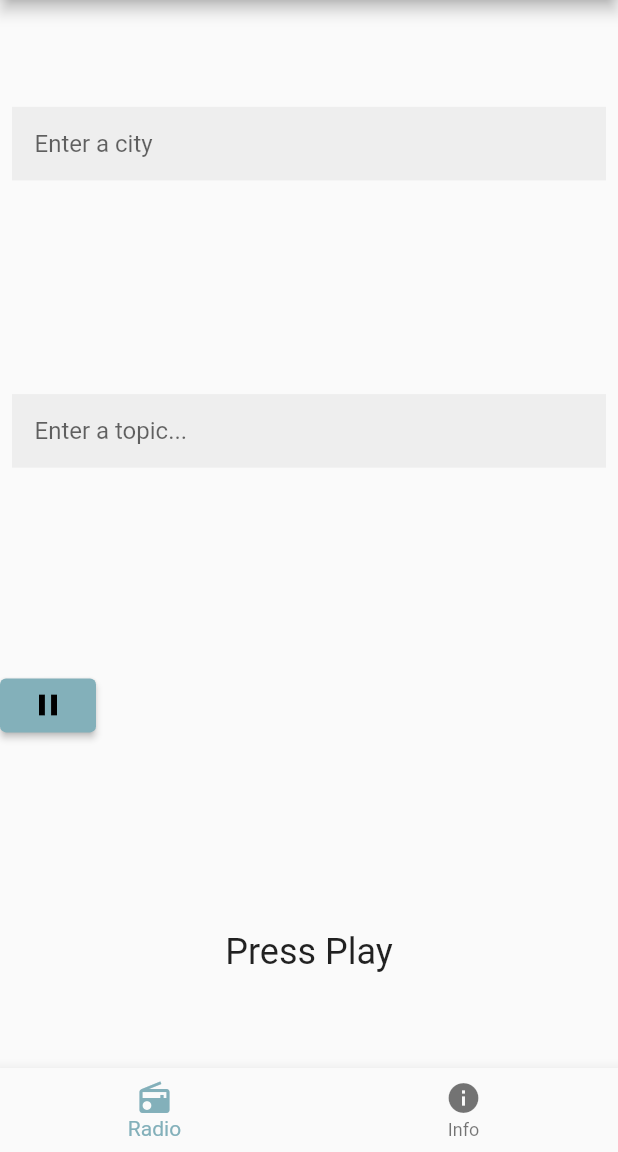
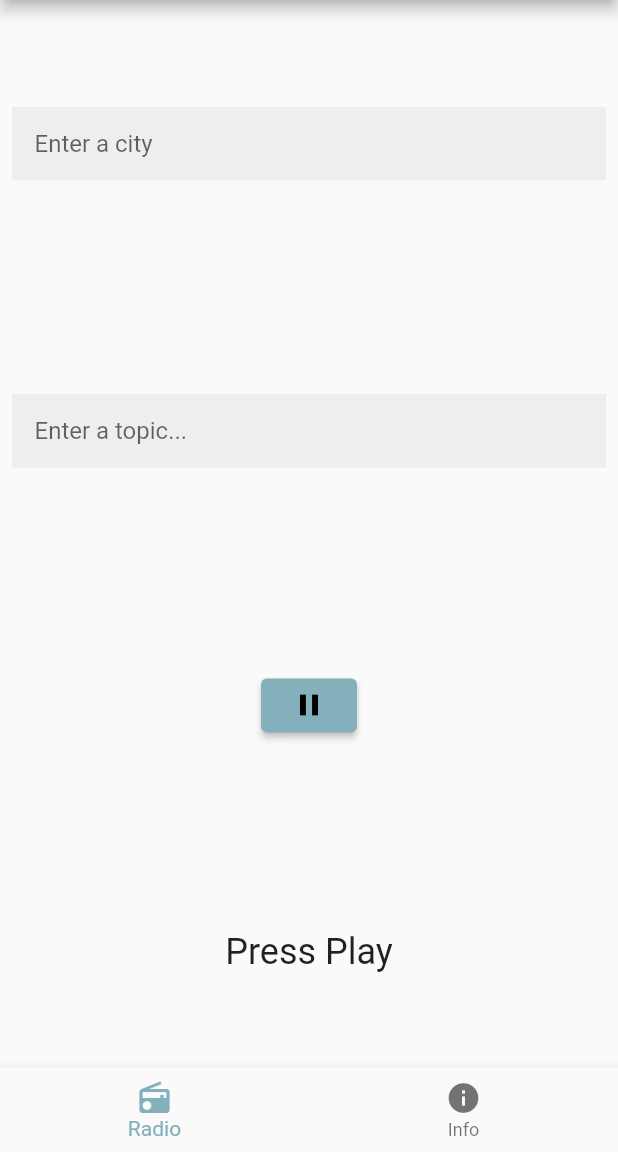
Before and after one commit to bpuebla/mechanicalradio, a Flutter app: the screen it shows after launch, after a tap on the "play arrow" icon, on a phone screen of 412 x 824 dp, the part 84-1236 px from its top. Run offline on Flutter 3.47's test engine with Material 2 defaults, Android fonts, the phone set to English and light mode, and no system bars; our stand-ins replace audioplayers, flutter_tts; network calls fail.

Commit message:
Organization and fixes

```diff
--- a/lib/main.dart
+++ b/lib/main.dart
@@ -56,22 +56,70 @@ class _MyHomePageState extends State<MyHomePage> {
   var cityText;
   var itemForm;
   var cityForm;
-  createThings() {
+  var totalForm;
+
+  num localNewsIndex = 0;
+  num worldNewsIndex = 0;
+
+  reduceLocal() {
+    localNewsIndex += 1;
+    if (localNewsIndex > news['local'].length - 1) {
+      //reduce
+      localNewsIndex = localNewsIndex % news['local'].length;
+    }
+  }
+
+  reduceWorld() {
+    worldNewsIndex += 1;
+    if (worldNewsIndex > news['world'].length - 1) {
+      //reduce
+      worldNewsIndex = worldNewsIndex % news['world'].length;
+    }
+  }
+
+  void createThings() {
+    final formKey = GlobalKey<FormState>();
     itemForm = MyTextFormField(
         hintText: 'Enter a topic...',
         onSaved: (String? value) {
+          updateTopic(value);
           topicText = value;
         });
     cityForm = MyTextFormField(
         hintText: 'Enter a city',
         onSaved: (String? value) {
+          updateCity(value);
           cityText = value;
         });
+
+    ElevatedButton button = ElevatedButton(
+        onPressed: () {
+          if (formKey.currentState!.validate()) {
+            formKey.currentState!.save();
+          }
+        },
+        child: const Text('Save All'));
+
+    totalForm = Form(
+        key: formKey,
+        child: Column(
+          children: [itemForm, cityForm, button],
+        ));
+  }
+
+  void updateTopic(query) async {
+    news['topic'] = await wikipedia(query);
+  }
+
+  void updateCity(query) async {
+    news['currweather'] = await getCurrentWeather(query);
+    news['dayweather'] = await getDayWeather(query);
   }
   //String cityFormText = cityForm.getCont;
 
   num localIndex = 0;
   num worldIndex = 0;
+  var newsLoaded = false;
   @override
   void initState() {
     // audioplay
@@ -85,11 +133,15 @@ class _MyHomePageState extends State<MyHomePage> {
 
     super.initState();
     createThings();
-
-    news = fetchAllNews();
+    createNews();
     //timing
 
     //periodicInfo();
+  }
+
+  void createNews() async {
+    news = await fetchAllNews();
+    newsLoaded = true;
   }
 
   void disposeTimer() {
@@ -100,53 +152,62 @@ class _MyHomePageState extends State<MyHomePage> {
 
   // webget
   void periodicInfo() async {
-    radioText = await webGet(0);
+    radioText = webGet(0);
 
     int count = 0;
 
-    timer = Timer.periodic(const Duration(seconds: 10), (Timer t) async {
-      localIndex += 1;
+    timer = Timer.periodic(const Duration(seconds: 15), (Timer t) async {
+      //localIndex += 1;
+      print(radioText);
+      if (_isPlaying) {
+        flutterTts.speak(radioText);
+        player.resume();
+        await flutterTts.awaitSpeakCompletion(true);
+      }
+
       count += 1;
-
       if (count > 4) {
         //reduce
         count = count % 5;
       }
-      if (localIndex > news['local'].length) {
-        // to be corrected
-        localIndex = localIndex % (news['local'].length + 1);
-      }
 
-      radioText = await webGet(count);
-      if (_isPlaying) {
-        flutterTts.speak(radioText);
-      }
+      radioText = webGet(count);
     });
   }
 
   //String getNews(item, index) {}
 
-  Future<String> webGet(item, {form, city = 'vienna'}) async {
+  String webGet(item, {form, city = 'vienna'}) {
     String information = 'There was an error';
-    if (form == null || form == '') {
-      // TO BE REMOVED ONLY TESTING
-      item -= 1;
-    }
     switch (item) {
       case 0:
+        player.setSourceAsset("audio/sound1.mp3");
         information = news['currweather'];
         break;
       case 1:
+        player.setSourceAsset("audio/localforecast.mp3");
         information = news['local'][localIndex];
+        reduceLocal();
         break;
       case 2:
-        information = await bbcnews2Article(news['world'], worldIndex);
+        player.setSourceAsset("audio/sound1.mp3");
+        information = news['world'][worldIndex];
+        reduceWorld();
         break;
       case 3:
+        player.setSourceAsset("audio/sound1.mp3");
         information = news['dayweather'];
         break;
       case 4:
-        information = news['topic'];
+        if (news['topic'] != null) {
+          player.setSourceAsset("audio/sound1.mp3");
+          information = news['topic'];
+        } else {
+          // if no topic give more world news
+          player.setSourceAsset("audio/sound1.mp3");
+          information = news['world'][worldIndex];
+          reduceWorld();
+        }
         break;
     }
 
@@ -197,13 +258,12 @@ class _MyHomePageState extends State<MyHomePage> {
           children: <Widget>[
             cityForm,
             itemForm,
-            Row(children: [
-              Center(
-                  child: ElevatedButton(
-                      onPressed: _togglePlaying,
-                      child: (_isPlaying
-                          ? const Icon(Icons.pause)
-                          : const Icon(Icons.play_arrow)))),
+            Row(mainAxisAlignment: MainAxisAlignment.center, children: [
+              ElevatedButton(
+                  onPressed: _togglePlaying,
+                  child: (_isPlaying
+                      ? const Icon(Icons.pause)
+                      : const Icon(Icons.play_arrow))),
             ]),
             Text(
               'Press Play',
@@ -304,11 +364,14 @@ class MyCustomFormState extends State<MyCustomForm> {
 
 */
 
+/* Full form */
+
 /* New Form */
 
 class MyTextFormField extends StatelessWidget {
   final String hintText;
   final void Function(String?)? onSaved;
+  final _keyForm = GlobalKey<FormState>();
 
   MyTextFormField({
     required this.hintText,
@@ -317,6 +380,7 @@ class MyTextFormField extends StatelessWidget {
   @override
   Widget build(BuildContext context) {
     return Padding(
+      key: key,
       padding: EdgeInsets.all(8.0),
       child: TextFormField(
         decoration: InputDecoration(
@@ -337,3 +401,33 @@ class MyTextFormField extends StatelessWidget {
     );
   }
 }
+
+class MyRadio {
+  //package radio elements in object, TODO
+  String radioText = '';
+  var timer;
+  var news;
+  FlutterTts flutterTts = FlutterTts();
+
+  bool _isPlaying = false;
+  bool _audioPlayed = false;
+  AudioPlayer player = AudioPlayer();
+  String audioasset = "assets/audio/sound1.mp3";
+  late Uint8List audiobytes;
+  var topicText;
+  var cityText;
+  var itemForm;
+  var cityForm;
+  createThings() {
+    itemForm = MyTextFormField(
+        hintText: 'Enter a topic...',
+        onSaved: (String? value) {
+          topicText = value;
+        });
+    cityForm = MyTextFormField(
+        hintText: 'Enter a city',
+        onSaved: (String? value) {
+          cityText = value;
+        });
+  }
+}
--- a/lib/web.dart
+++ b/lib/web.dart
@@ -6,10 +6,14 @@ export 'web.dart';
 
 Future<Map> fetchAllNews({query, city = 'vienna'}) async {
   var news = new Map();
-  news['local'] = googleNews();
-  news['world'] = bbcNews();
-  news['currweather'] = getCurrentWeather(city);
-  news['dayweather'] = getDayWeather(city);
+  print('fetching 1');
+  news['local'] = await googleNews();
+  print('fetching 2');
+  news['world'] = await bbcNews();
+  print('fetching 3');
+  news['currweather'] = await getCurrentWeather(city);
+  print('fetching 4');
+  news['dayweather'] = await getDayWeather(city);
   if (query != null) {
     news['topic'] = wikipedia(query);
   }
@@ -28,6 +32,7 @@ Future<Document> fetchDocument(link) async {
 }
 
 // BBC WORLD NEWS
+/*
 Future<String> bbcnews2(number) async {
   var articlesLinks = [];
 
@@ -48,34 +53,39 @@ Future<String> bbcnews2(number) async {
     }
   }
   return '';
-}
+}*/
 
 // BBC NEWS FIXED
 
-Future<String> bbcNews() async {
+Future<List> bbcNews() async {
   var document = await fetchDocument("https://www.bbc.com/news/world");
 
   var articles = document.getElementsByTagName("h3");
   articles.removeAt(0); // first one is duplicated
   //print(articles_links);
-  var articleList;
+  var articleList = [];
   for (var i = 0; i < articles.length; i++) {
     var item = await bbcnews2Article(articles, i);
+    if (item != '') {
       articleList.add(item);
+    }
   }
   return articleList;
 }
 
 Future<String> bbcnews2Article(articles, number) async {
-  final linkEnd = articles[number].parent.attributes['href'];
-  final articleLink = "https://www.bbc.com" + linkEnd;
+  String? linkEnd = articles[number].parent.attributes['href'];
+
+  var information = '';
+  if (linkEnd != null && linkEnd.startsWith('/')) {
+    var articleLink = "https://www.bbc.com" + linkEnd;
     final document = await fetchDocument(articleLink);
     final title = document.getElementsByTagName('h1');
     final paragraphs = document.getElementsByTagName('p');
     paragraphs.insert(0, title[0]);
-  var information = '';
     for (var i = 0; i <= 3; i++) {
       information += paragraphs[i].text + ' ';
+    }
   }
   return information;
 }
@@ -96,18 +106,23 @@ Future<String> weather(city, current) async {
   cityResult = results[0].children[0].attributes['href'];
 
   if (cityResult == null) {
-    return ('No weather info about' + city);
+    return ('No weather info about ' + city);
   }
   //print(forecast_now_addr);
   // get current and daily weather link
   print(cityResult);
   document = await fetchDocument("https://www.accuweather.com" + cityResult);
-  print(document.getElementsByClassName(
-      "cur-con-weather-card card-module non-ad content-module lbar-panel"));
-  var weatherLink = document
-      .getElementsByClassName(
-          "cur-con-weather-card card-module non-ad content-module lbar-panel")[0]
-      .attributes["href"];
+  var weatherLink;
+  weatherLink = document.getElementsByClassName(
+      "cur-con-weather-card card-module non-ad content-module lbar-panel");
+  if (weatherLink.length == 0) {
+    weatherLink = document.getElementsByClassName(
+        "cur-con-weather-card card-module non-ad no-shadow lbar-panel");
+  }
+  if (weatherLink.length == 0) {
+    return ('Error finding weather info about ' + city);
+  }
+  weatherLink = weatherLink[0].attributes["href"];
 
   forecastNowAddr = "https://www.accuweather.com" + weatherLink!;
 
@@ -165,12 +180,12 @@ Future<String> getDayWeather(city) async {
 }
 
 // LOCAL NEWS TITLES
-Future<List<Element>> googleNews() async {
+Future<List> googleNews() async {
   var document = await fetchDocument(
       'https://news.google.com/topics/CAAqHAgKIhZDQklTQ2pvSWJHOWpZV3hmZGpJb0FBUAE?hl=en');
   var titles = document.getElementsByTagName('h3');
-  var titleList;
-  for (var i; i < titles.length; i++) {
+  var titleList = [];
+  for (var i = 0; i < 10; i++) {
     titleList.add(titles[i].text);
   }
   return titleList;
@@ -218,7 +233,7 @@ Future<String> wikipedia(String spacedQuery) async {
 
 void main() async {
   //var lol = await wikipedia('diego maradona');
-  getCurrentWeather('cadiz');
+  print(await getDayWeather('cadiz'));
   //var localNews = await googleNews();
   //print(getLocalNewsTitle(localNews, 0));
 }
```
Lines whose indentation alone changed are shown as unchanged.
